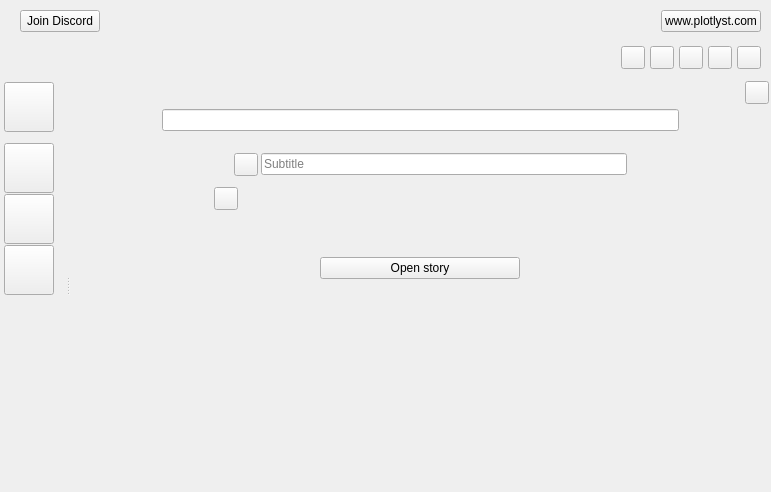
This is ui/home_view.ui in zkovari/plotlyst as Qt 5 draws it before an edit. The edited form follows.
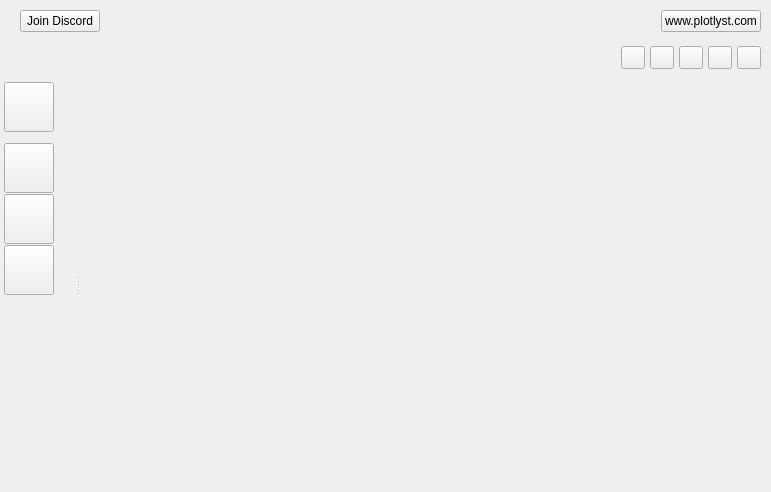
This is the edited form. The open tabs and pages were chosen to show the change.

```diff
--- a/ui/home_view.ui
+++ b/ui/home_view.ui
@@ -476,9 +476,18 @@
              <bool>true</bool>
             </property>
             <layout class="QVBoxLayout" name="verticalLayout_9">
+             <property name="leftMargin">
+              <number>5</number>
+             </property>
              <property name="topMargin">
               <number>5</number>
              </property>
+             <property name="rightMargin">
+              <number>5</number>
+             </property>
+             <property name="bottomMargin">
+              <number>5</number>
+             </property>
             </layout>
            </widget>
            <widget class="QWidget" name="layoutWidget">
@@ -704,399 +713,71 @@
                  <bool>true</bool>
                 </property>
                 <layout class="QVBoxLayout" name="verticalLayout_13">
+                 <property name="leftMargin">
+                  <number>20</number>
+                 </property>
+                 <property name="topMargin">
+                  <number>20</number>
+                 </property>
+                 <property name="rightMargin">
+                  <number>20</number>
+                 </property>
+                 <property name="bottomMargin">
+                  <number>20</number>
+                 </property>
+                </layout>
+               </widget>
+               <widget class="QWidget" name="pageSeriesDisplay">
+                <layout class="QVBoxLayout" name="verticalLayout_16">
                  <property name="spacing">
-                  <number>3</number>
+                  <number>0</number>
                  </property>
                  <property name="leftMargin">
-                  <number>2</number>
+                  <number>0</number>
                  </property>
                  <property name="topMargin">
-                  <number>2</number>
+                  <number>0</number>
                  </property>
                  <property name="rightMargin">
-                  <number>2</number>
+                  <number>0</number>
                  </property>
                  <property name="bottomMargin">
-                  <number>2</number>
+                  <number>0</number>
                  </property>
-                 <item alignment="Qt::AlignRight">
-                  <widget class="QToolButton" name="btnNovelSettings">
-                   <property name="text">
-                    <string/>
+                 <item>
+                  <widget class="QScrollArea" name="scrollArea">
+                   <property name="frameShape">
+                    <enum>QFrame::NoFrame</enum>
                    </property>
                    <property name="transparent" stdset="0">
                     <bool>true</bool>
                    </property>
-                  </widget>
-                 </item>
-                 <item>
-                  <widget class="QWidget" name="wdgTitleParent" native="true">
-                   <layout class="QHBoxLayout" name="horizontalLayout_4">
-                    <property name="spacing">
-                     <number>0</number>
+                   <widget class="QWidget" name="scrollAreaSeries">
+                    <property name="geometry">
+                     <rect>
+                      <x>0</x>
+                      <y>0</y>
+                      <width>678</width>
+                      <height>406</height>
+                     </rect>
                     </property>
-                    <property name="leftMargin">
-                     <number>10</number>
-                    </property>
-                    <property name="topMargin">
-                     <number>0</number>
-                    </property>
-                    <property name="rightMargin">
-                     <number>10</number>
-                    </property>
-                    <property name="bottomMargin">
-                     <number>0</number>
-                    </property>
-                    <item>
-                     <spacer name="horizontalSpacer">
-                      <property name="orientation">
-                       <enum>Qt::Horizontal</enum>
-                      </property>
-                      <property name="sizeType">
-                       <enum>QSizePolicy::Fixed</enum>
-                      </property>
-                      <property name="sizeHint" stdset="0">
-                       <size>
-                        <width>40</width>
-                        <height>20</height>
-                       </size>
-                      </property>
-                     </spacer>
-                    </item>
-                    <item>
-                     <widget class="QWidget" name="wdgTitle" native="true">
-                      <property name="maximumSize">
-                       <size>
-                        <width>1000</width>
-                        <height>16777215</height>
-                       </size>
-                      </property>
-                      <property name="border-image" stdset="0">
-                       <bool>true</bool>
-                      </property>
-                      <layout class="QHBoxLayout" name="horizontalLayout_2">
-                       <property name="spacing">
-                        <number>3</number>
-                       </property>
-                       <property name="leftMargin">
-                        <number>40</number>
-                       </property>
-                       <property name="topMargin">
-                        <number>2</number>
-                       </property>
-                       <property name="rightMargin">
-                        <number>40</number>
-                       </property>
-                       <property name="bottomMargin">
-                        <number>2</number>
-                       </property>
-                       <item>
-                        <widget class="QLineEdit" name="lineNovelTitle"/>
-                       </item>
-                      </layout>
-                     </widget>
-                    </item>
-                    <item>
-                     <spacer name="horizontalSpacer_3">
-                      <property name="orientation">
-                       <enum>Qt::Horizontal</enum>
-                      </property>
-                      <property name="sizeType">
-                       <enum>QSizePolicy::Fixed</enum>
-                      </property>
-                      <property name="sizeHint" stdset="0">
-                       <size>
-                        <width>40</width>
-                        <height>20</height>
-                       </size>
-                      </property>
-                     </spacer>
-                    </item>
-                   </layout>
+                    <layout class="QVBoxLayout" name="verticalLayout_17">
+                     <property name="leftMargin">
+                      <number>20</number>
+                     </property>
+                     <property name="topMargin">
+                      <number>20</number>
+                     </property>
+                     <property name="rightMargin">
+                      <number>20</number>
+                     </property>
+                     <property name="bottomMargin">
+                      <number>20</number>
+                     </property>
+                    </layout>
+                   </widget>
                   </widget>
                  </item>
-                 <item>
-                  <widget class="QWidget" name="wdgAttributesParent" native="true">
-                   <layout class="QHBoxLayout" name="horizontalLayout_6">
-                    <property name="spacing">
-                     <number>3</number>
-                    </property>
-                    <property name="leftMargin">
-                     <number>2</number>
-                    </property>
-                    <property name="topMargin">
-                     <number>15</number>
-                    </property>
-                    <property name="rightMargin">
-                     <number>2</number>
-                    </property>
-                    <property name="bottomMargin">
-                     <number>2</number>
-                    </property>
-                    <item>
-                     <spacer name="horizontalSpacer_4">
-                      <property name="orientation">
-                       <enum>Qt::Horizontal</enum>
-                      </property>
-                      <property name="sizeType">
-                       <enum>QSizePolicy::Fixed</enum>
-                      </property>
-                      <property name="sizeHint" stdset="0">
-                       <size>
-                        <width>40</width>
-                        <height>20</height>
-                       </size>
-                      </property>
-                     </spacer>
-                    </item>
-                    <item>
-                     <widget class="QWidget" name="wdgSubtitleParent" native="true">
-                      <property name="maximumSize">
-                       <size>
-                        <width>1000</width>
-                        <height>16777215</height>
-                       </size>
-                      </property>
-                      <layout class="QHBoxLayout" name="horizontalLayout_7">
-                       <property name="spacing">
-                        <number>3</number>
-                       </property>
-                       <property name="leftMargin">
-                        <number>100</number>
-                       </property>
-                       <property name="topMargin">
-                        <number>2</number>
-                       </property>
-                       <property name="rightMargin">
-                        <number>100</number>
-                       </property>
-                       <property name="bottomMargin">
-                        <number>2</number>
-                       </property>
-                       <item>
-                        <spacer name="horizontalSpacer_6">
-                         <property name="orientation">
-                          <enum>Qt::Horizontal</enum>
-                         </property>
-                         <property name="sizeType">
-                          <enum>QSizePolicy::Fixed</enum>
-                         </property>
-                         <property name="sizeHint" stdset="0">
-                          <size>
-                           <width>20</width>
-                           <height>20</height>
-                          </size>
-                         </property>
-                        </spacer>
-                       </item>
-                       <item>
-                        <widget class="QToolButton" name="iconSubtitle">
-                         <property name="text">
-                          <string/>
-                         </property>
-                        </widget>
-                       </item>
-                       <item>
-                        <widget class="QLineEdit" name="lineSubtitle">
-                         <property name="maximumSize">
-                          <size>
-                           <width>16777215</width>
-                           <height>16777215</height>
-                          </size>
-                         </property>
-                         <property name="placeholderText">
-                          <string>Subtitle</string>
-                         </property>
-                        </widget>
-                       </item>
-                      </layout>
-                     </widget>
-                    </item>
-                    <item>
-                     <spacer name="horizontalSpacer_5">
-                      <property name="orientation">
-                       <enum>Qt::Horizontal</enum>
-                      </property>
-                      <property name="sizeType">
-                       <enum>QSizePolicy::Fixed</enum>
-                      </property>
-                      <property name="sizeHint" stdset="0">
-                       <size>
-                        <width>40</width>
-                        <height>20</height>
-                       </size>
-                      </property>
-                     </spacer>
-                    </item>
-                   </layout>
-                  </widget>
-                 </item>
-                 <item>
-                  <widget class="QWidget" name="wdgImportTagsParent" native="true">
-                   <layout class="QHBoxLayout" name="horizontalLayout_8">
-                    <property name="spacing">
-                     <number>3</number>
-                    </property>
-                    <property name="leftMargin">
-                     <number>2</number>
-                    </property>
-                    <property name="topMargin">
-                     <number>2</number>
-                    </property>
-                    <property name="rightMargin">
-                     <number>2</number>
-                    </property>
-                    <property name="bottomMargin">
-                     <number>2</number>
-                    </property>
-                    <item>
-                     <spacer name="horizontalSpacer_7">
-                      <property name="orientation">
-                       <enum>Qt::Horizontal</enum>
-                      </property>
-                      <property name="sizeType">
-                       <enum>QSizePolicy::Fixed</enum>
-                      </property>
-                      <property name="sizeHint" stdset="0">
-                       <size>
-                        <width>40</width>
-                        <height>20</height>
-                       </size>
-                      </property>
-                     </spacer>
-                    </item>
-                    <item>
-                     <widget class="QWidget" name="wdgImportTags" native="true">
-                      <property name="maximumSize">
-                       <size>
-                        <width>1000</width>
-                        <height>16777215</height>
-                       </size>
-                      </property>
-                      <layout class="QHBoxLayout" name="horizontalLayout_9">
-                       <property name="spacing">
-                        <number>3</number>
-                       </property>
-                       <property name="leftMargin">
-                        <number>100</number>
-                       </property>
-                       <property name="topMargin">
-                        <number>2</number>
-                       </property>
-                       <property name="rightMargin">
-                        <number>100</number>
-                       </property>
-                       <property name="bottomMargin">
-                        <number>2</number>
-                       </property>
-                       <item>
-                        <widget class="QToolButton" name="iconImportOrigin">
-                         <property name="text">
-                          <string/>
-                         </property>
-                         <property name="transparent" stdset="0">
-                          <bool>true</bool>
-                         </property>
-                        </widget>
-                       </item>
-                       <item>
-                        <spacer name="horizontalSpacer_9">
-                         <property name="orientation">
-                          <enum>Qt::Horizontal</enum>
-                         </property>
-                         <property name="sizeHint" stdset="0">
-                          <size>
-                           <width>40</width>
-                           <height>20</height>
-                          </size>
-                         </property>
-                        </spacer>
-                       </item>
-                      </layout>
-                     </widget>
-                    </item>
-                    <item>
-                     <spacer name="horizontalSpacer_10">
-                      <property name="orientation">
-                       <enum>Qt::Horizontal</enum>
-                      </property>
-                      <property name="sizeType">
-                       <enum>QSizePolicy::Fixed</enum>
-                      </property>
-                      <property name="sizeHint" stdset="0">
-                       <size>
-                        <width>40</width>
-                        <height>20</height>
-                       </size>
-                      </property>
-                     </spacer>
-                    </item>
-                   </layout>
-                  </widget>
-                 </item>
-                 <item>
-                  <spacer name="verticalSpacer_5">
-                   <property name="orientation">
-                    <enum>Qt::Vertical</enum>
-                   </property>
-                   <property name="sizeType">
-                    <enum>QSizePolicy::Preferred</enum>
-                   </property>
-                   <property name="sizeHint" stdset="0">
-                    <size>
-                     <width>20</width>
-                     <height>40</height>
-                    </size>
-                   </property>
-                  </spacer>
-                 </item>
-                 <item alignment="Qt::AlignHCenter">
-                  <widget class="QPushButton" name="btnActivate">
-                   <property name="sizePolicy">
-                    <sizepolicy hsizetype="Maximum" vsizetype="Fixed">
-                     <horstretch>0</horstretch>
-                     <verstretch>0</verstretch>
-                    </sizepolicy>
-                   </property>
-                   <property name="minimumSize">
-                    <size>
-                     <width>200</width>
-                     <height>0</height>
-                    </size>
-                   </property>
-                   <property name="cursor">
-                    <cursorShape>PointingHandCursor</cursorShape>
-                   </property>
-                   <property name="toolTip">
-                    <string>Open story</string>
-                   </property>
-                   <property name="text">
-                    <string>Open story</string>
-                   </property>
-                   <property name="base" stdset="0">
-                    <bool>true</bool>
-                   </property>
-                   <property name="positive" stdset="0">
-                    <bool>true</bool>
-                   </property>
-                   <property name="large" stdset="0">
-                    <bool>true</bool>
-                   </property>
-                  </widget>
-                 </item>
-                 <item>
-                  <spacer name="verticalSpacer_4">
-                   <property name="orientation">
-                    <enum>Qt::Vertical</enum>
-                   </property>
-                   <property name="sizeHint" stdset="0">
-                    <size>
-                     <width>20</width>
-                     <height>40</height>
-                    </size>
-                   </property>
-                  </spacer>
-                 </item>
                 </layout>
                </widget>
               </widget>
```
Left out of the diff: 10 changed lines with no effect on the pictures.
